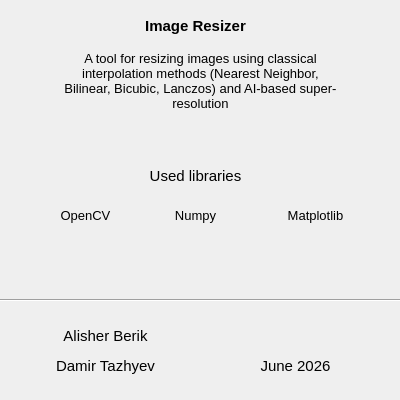
Old version of the form src/frontend/ui/layouts/about.ui in the repository SkalapEnder/Diploma-Project.
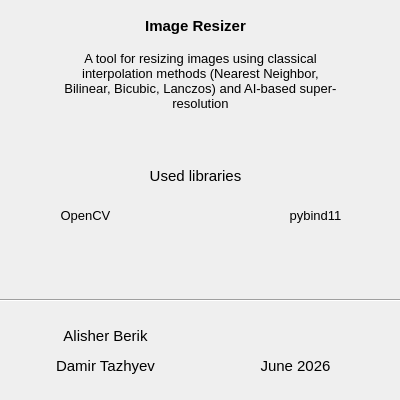
New version of the form.

Diff of the .ui file:
```diff
--- a/src/frontend/ui/layouts/about.ui
+++ b/src/frontend/ui/layouts/about.ui
@@ -146,7 +146,7 @@
     </font>
    </property>
    <property name="text">
-    <string>Numpy</string>
+    <string/>
    </property>
    <property name="alignment">
     <set>Qt::AlignmentFlag::AlignCenter</set>
@@ -167,7 +167,7 @@
     </font>
    </property>
    <property name="text">
-    <string>Matplotlib</string>
+    <string>pybind11</string>
    </property>
    <property name="alignment">
     <set>Qt::AlignmentFlag::AlignCenter</set>
```
